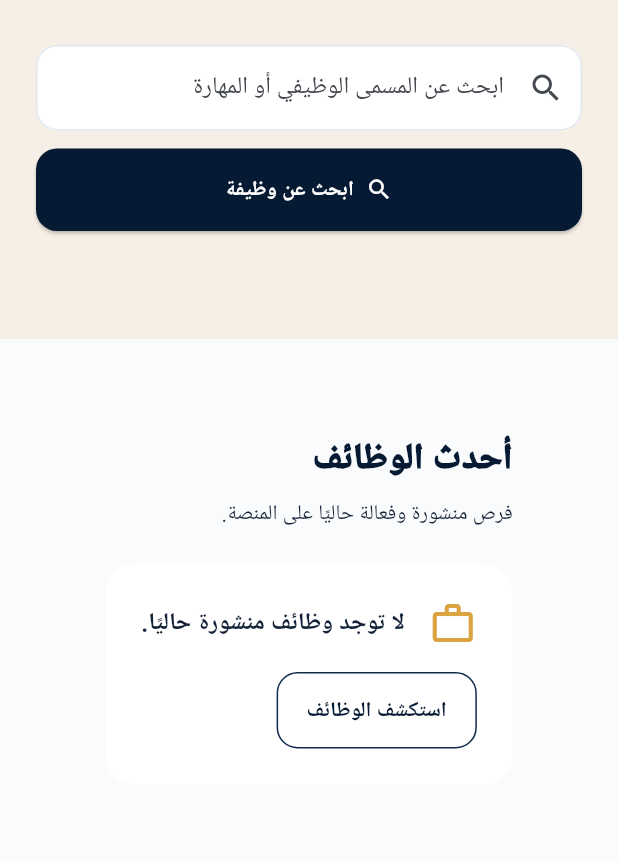
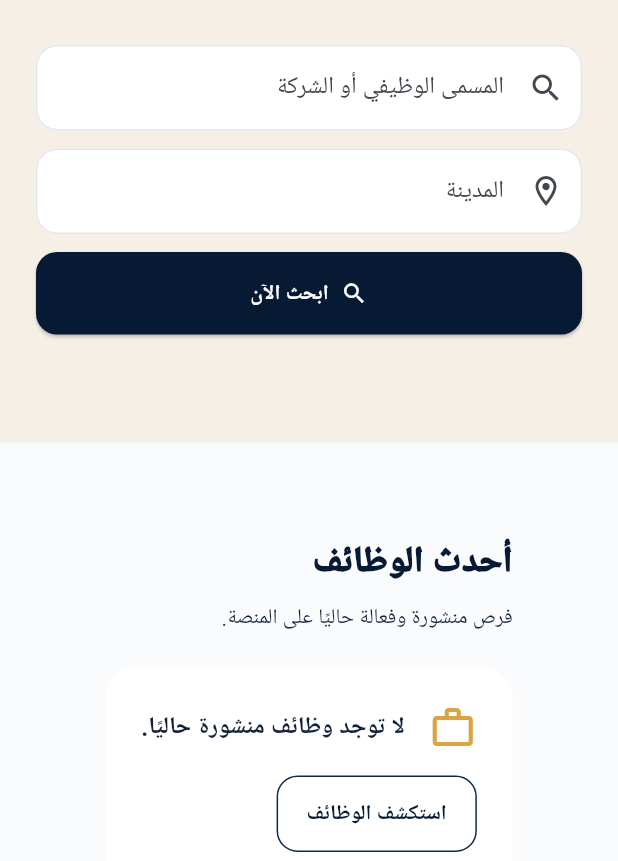
Before and after one commit to redaa4u774201299-crypto/-ys-job-flutter., a Flutter app: the screen it shows after launch, on a phone screen of 412 x 824 dp, the part 375-1236 px from its top. Run offline on Flutter 3.47's test engine with Material 3 defaults, Android fonts, the light colour scheme and no system bars; our stand-ins replace cloud_firestore, file_picker, firebase_auth, firebase_core, flutter_riverpod, go_router and 1 more; missing offline and left inert: crop_your_image, firebase_performance; accounts and stored records are empty; Roboto replaces fonts that are missing (Cairo).

Commit message:
Add indexed Firestore job search

```diff
--- a/lib/core/router/app_router.dart
+++ b/lib/core/router/app_router.dart
@@ -88,8 +88,10 @@ final appRouterProvider = Provider<GoRouter>(
           GoRoute(path: '/', builder: (context, state) => const LandingPage()),
           GoRoute(
             path: AppRoutes.jobs,
-            builder: (context, state) =>
-                JobsPage(query: state.uri.queryParameters['q']),
+            builder: (context, state) => JobsPage(
+              query: state.uri.queryParameters['q'],
+              city: state.uri.queryParameters['city'],
+            ),
           ),
           GoRoute(
             path: '/companies',
--- /dev/null
+++ b/lib/features/home/presentation/home_search.dart
@@ -0,0 +1,22 @@
+class HomeSearchCriteria {
+  const HomeSearchCriteria({required this.query, required this.city});
+
+  final String query;
+  final String city;
+
+  String get normalizedQuery => query.trim();
+  String get normalizedCity => city.trim();
+
+  bool get isEmpty => normalizedQuery.isEmpty && normalizedCity.isEmpty;
+
+  String? get jobsPath {
+    if (isEmpty) return null;
+    return Uri(
+      path: '/jobs',
+      queryParameters: {
+        if (normalizedQuery.isNotEmpty) 'q': normalizedQuery,
+        if (normalizedCity.isNotEmpty) 'city': normalizedCity,
+      },
+    ).toString();
+  }
+}
--- a/lib/features/home/presentation/pages/landing_page.dart
+++ b/lib/features/home/presentation/pages/landing_page.dart
@@ -9,6 +9,7 @@ import '../../../jobs/presentation/jobs_providers.dart';
 import '../../../jobs/presentation/widgets/firebase_setup_state.dart';
 import '../../../jobs/presentation/widgets/job_summary_card.dart';
 import '../../../../shared/responsive/responsive_builder.dart';
+import '../home_search.dart';
 
 class LandingPage extends ConsumerStatefulWidget {
   const LandingPage({super.key});
@@ -18,17 +19,33 @@ class LandingPage extends ConsumerStatefulWidget {
 
 class _LandingPageState extends ConsumerState<LandingPage> {
   final _searchController = TextEditingController();
+  final _cityController = TextEditingController();
+
   @override
   void dispose() {
     _searchController.dispose();
+    _cityController.dispose();
     super.dispose();
   }
 
   void _search() {
-    final query = _searchController.text.trim();
-    context.go(
-      query.isEmpty ? '/jobs' : '/jobs?q=${Uri.encodeQueryComponent(query)}',
+    FocusScope.of(context).unfocus();
+    final criteria = HomeSearchCriteria(
+      query: _searchController.text,
+      city: _cityController.text,
     );
+    final path = criteria.jobsPath;
+    if (path == null) {
+      ScaffoldMessenger.of(context)
+        ..hideCurrentSnackBar()
+        ..showSnackBar(
+          const SnackBar(
+            content: Text('أدخل كلمة بحث أو اختر مدينة قبل بدء البحث.'),
+          ),
+        );
+      return;
+    }
+    context.go(path);
   }
 
   @override
@@ -88,12 +105,23 @@ class _LandingPageState extends ConsumerState<LandingPage> {
                                   _SearchField(
                                     controller: _searchController,
                                     onSearch: _search,
+                                    label: 'المسمى الوظيفي أو الشركة',
+                                    hintText: 'مثال: محاسب أو شركة',
+                                    icon: Icons.search,
+                                  ),
+                                  const SizedBox(height: 12),
+                                  _SearchField(
+                                    controller: _cityController,
+                                    onSearch: _search,
+                                    label: 'المدينة',
+                                    hintText: 'مثال: صنعاء',
+                                    icon: Icons.location_on_outlined,
                                   ),
                                   const SizedBox(height: 12),
                                   ElevatedButton.icon(
                                     onPressed: _search,
                                     icon: const Icon(Icons.search),
-                                    label: const Text('ابحث عن وظيفة'),
+                                    label: const Text('ابحث الآن'),
                                   ),
                                 ],
                               )
@@ -103,13 +131,26 @@ class _LandingPageState extends ConsumerState<LandingPage> {
                                     child: _SearchField(
                                       controller: _searchController,
                                       onSearch: _search,
+                                      label: 'المسمى الوظيفي أو الشركة',
+                                      hintText: 'مثال: محاسب أو شركة',
+                                      icon: Icons.search,
+                                    ),
+                                  ),
+                                  const SizedBox(width: 12),
+                                  Expanded(
+                                    child: _SearchField(
+                                      controller: _cityController,
+                                      onSearch: _search,
+                                      label: 'المدينة',
+                                      hintText: 'مثال: صنعاء',
+                                      icon: Icons.location_on_outlined,
                                     ),
                                   ),
                                   const SizedBox(width: 12),
                                   ElevatedButton.icon(
                                     onPressed: _search,
                                     icon: const Icon(Icons.search),
-                                    label: const Text('ابحث'),
+                                    label: const Text('ابحث الآن'),
                                   ),
                                 ],
                               ),
@@ -128,22 +169,32 @@ class _LandingPageState extends ConsumerState<LandingPage> {
 }
 
 class _SearchField extends StatelessWidget {
-  const _SearchField({required this.controller, required this.onSearch});
+  const _SearchField({
+    required this.controller,
+    required this.onSearch,
+    required this.label,
+    required this.hintText,
+    required this.icon,
+  });
 
   final TextEditingController controller;
   final VoidCallback onSearch;
+  final String label;
+  final String hintText;
+  final IconData icon;
 
   @override
   Widget build(BuildContext context) => Semantics(
     textField: true,
-    label: 'البحث عن وظيفة أو مهارة',
+    label: label,
     child: TextField(
       controller: controller,
       textInputAction: TextInputAction.search,
       onSubmitted: (_) => onSearch(),
-      decoration: const InputDecoration(
-        prefixIcon: Icon(Icons.search),
-        hintText: 'ابحث عن المسمى الوظيفي أو المهارة',
+      decoration: InputDecoration(
+        labelText: label,
+        prefixIcon: Icon(icon),
+        hintText: hintText,
       ),
     ),
   );
--- a/lib/features/jobs/presentation/pages/jobs_page.dart
+++ b/lib/features/jobs/presentation/pages/jobs_page.dart
@@ -12,8 +12,9 @@ import '../widgets/job_summary_card.dart';
 import '../jobs_providers.dart';
 
 class JobsPage extends ConsumerStatefulWidget {
-  const JobsPage({super.key, this.query});
+  const JobsPage({super.key, this.query, this.city});
   final String? query;
+  final String? city;
 
   @override
   ConsumerState<JobsPage> createState() => _JobsPageState();
@@ -28,6 +29,7 @@ class _JobsPageState extends ConsumerState<JobsPage> {
   void initState() {
     super.initState();
     _queryController = TextEditingController(text: widget.query ?? '');
+    _locationController.text = widget.city ?? '';
   }
 
   @override
```
Also changed, not shown: firebase/firestore.indexes.json (added, +14 -0 lines), lib/features/jobs/data/jobs_repository.dart (+22 -13 lines), lib/shared/models/job_model.dart (+8 -0 lines), lib/shared/search/job_search_index.dart (added, +54 -0 lines), firebase.json, 4 other files.
